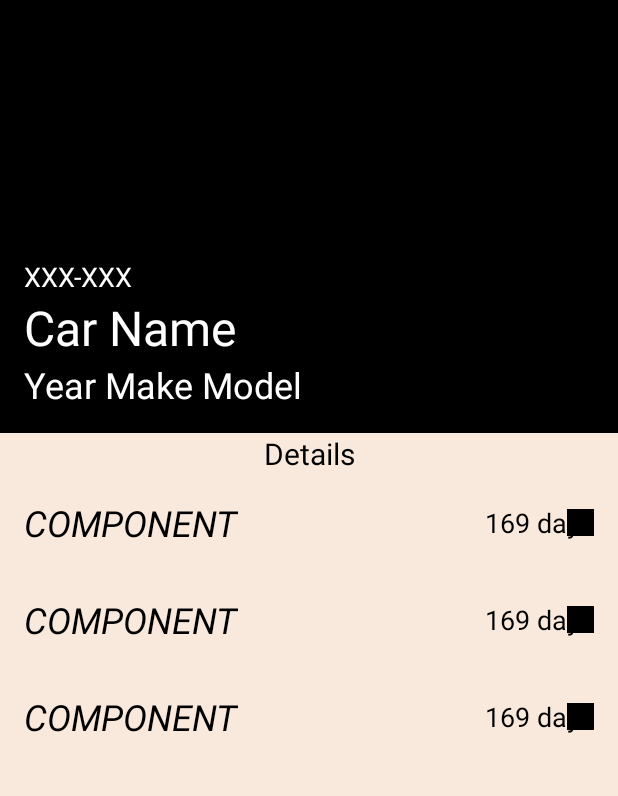
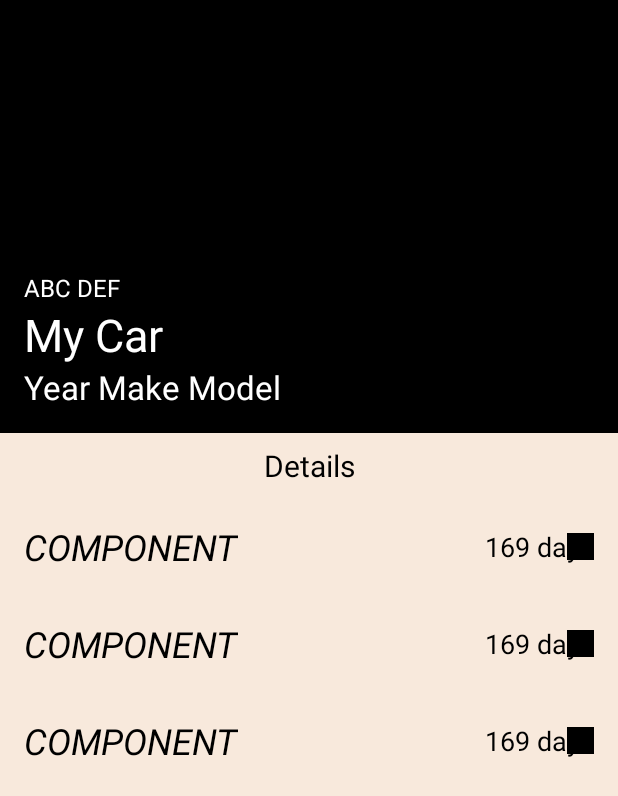
Before and after one commit to ivangarzab/carrus, an Android app: the layout fragment_overview.xml on its own in the app's theme, with its tools: preview values and no code run, on a phone screen of 412 x 824 dp. Shown: the top 796 px of the screen. Run offline under Robolectric (Android 15) with nearby library versions, the phone set to English and light mode, and no system bars.

Commit message:
Implement car overview in OverviewFragment iff a default car exists

```diff
--- a/app/src/main/java/com/ivangarzab/carbud/data/Preferences.kt
+++ b/app/src/main/java/com/ivangarzab/carbud/data/Preferences.kt
@@ -16,7 +16,7 @@ class Preferences(context: Context) {
 
     var defaultCar: Car?
         get() = when (sharedPreferences.contains(KEY_DEFAULT_CAR)) {
-            true -> sharedPreferences.get(KEY_DEFAULT_CAR, Car.emptyCar)
+            true -> sharedPreferences.get(KEY_DEFAULT_CAR, Car.empty)
             false -> null
         }
         set(value) = sharedPreferences.set(KEY_DEFAULT_CAR, value)
@@ -49,7 +49,7 @@ operator fun SharedPreferences.set(
     is Boolean -> edit { it.putBoolean(key, value) }
     is Float -> edit { it.putFloat(key, value) }
     is Long -> edit { it.putLong(key, value) }
-    is Car -> edit { it.putString(key, value.convertToJson()) }
+    is Car -> edit { it.putString(key, value.toJson()) }
     else -> throw UnsupportedOperationException("Only native types are supported")
 }
 
--- a/app/src/main/res/layout/fragment_overview.xml
+++ b/app/src/main/res/layout/fragment_overview.xml
@@ -4,6 +4,12 @@
     xmlns:app="http://schemas.android.com/apk/res-auto"
     xmlns:tools="http://schemas.android.com/tools"
     tools:context=".overview.OverviewFragment">
+
+    <data>
+        <variable
+            name="car"
+            type="com.ivangarzab.carbud.data.Car" />
+    </data>
 
     <androidx.constraintlayout.widget.ConstraintLayout
         android:layout_width="match_parent"
@@ -26,23 +32,25 @@
             android:layout_width="wrap_content"
             android:layout_height="wrap_content"
             android:layout_marginStart="16dp"
-            android:text="XXX-XXX"
-            android:textSize="18sp"
+            android:text="@{car.licenseNo}"
+            android:textSize="16sp"
             android:textColor="@color/white"
             app:layout_constraintStart_toStartOf="parent"
-            app:layout_constraintBottom_toTopOf="@id/overviewCarName"/>
+            app:layout_constraintBottom_toTopOf="@id/overviewCarName"
+            tools:text="ABC DEF"/>
 
         <TextView
             android:id="@+id/overviewCarName"
             android:layout_width="0dp"
             android:layout_height="wrap_content"
             android:layout_marginStart="16dp"
-            android:text="@string/car_name"
+            android:text="@{car.nickname}"
             android:textColor="@color/white"
-            android:textSize="32sp"
+            android:textSize="30sp"
             app:layout_constraintStart_toStartOf="parent"
             app:layout_constraintEnd_toEndOf="parent"
-            app:layout_constraintBottom_toTopOf="@id/overviewCarDetails"/>
+            app:layout_constraintBottom_toTopOf="@id/overviewCarDetails"
+            tools:text="My Car"/>
 
         <TextView
             android:id="@+id/overviewCarDetails"
@@ -50,8 +58,9 @@
             android:layout_height="wrap_content"
             android:layout_marginStart="16dp"
             android:layout_marginBottom="16dp"
+            android:text="@{car.year + ' ' + car.make + ' ' + car.model}"
             android:textColor="@color/white"
-            android:textSize="24sp"
+            android:textSize="22sp"
             app:layout_constraintStart_toStartOf="parent"
             app:layout_constraintEnd_toEndOf="parent"
             app:layout_constraintBottom_toTopOf="@id/overviewTopGuideline"
@@ -68,10 +77,11 @@
             android:id="@+id/overviewDetailsLabel"
             android:layout_width="0dp"
             android:layout_height="wrap_content"
+            android:padding="8dp"
+            android:gravity="center"
             android:text="@string/details"
             android:textColor="@color/black"
             android:textSize="@dimen/text_20"
-            android:gravity="center"
             app:layout_constraintTop_toBottomOf="@id/overviewTopGuideline"
             app:layout_constraintStart_toStartOf="parent"
             app:layout_constraintEnd_toEndOf="parent"/>
```
Also changed, not shown: app/src/main/java/com/ivangarzab/carbud/data/Car.kt (+4 -5 lines), app/src/main/java/com/ivangarzab/carbud/extensions/VIewModelExtensions.kt (added, +25 -0 lines), app/src/main/java/com/ivangarzab/carbud/overview/OverviewFragment.kt (+11 -3 lines), app/src/main/java/com/ivangarzab/carbud/overview/OverviewViewModel.kt (+30 -2 lines), app/src/main/java/com/ivangarzab/carbud/repositories/CarRepository.kt (+2 -5 lines).
